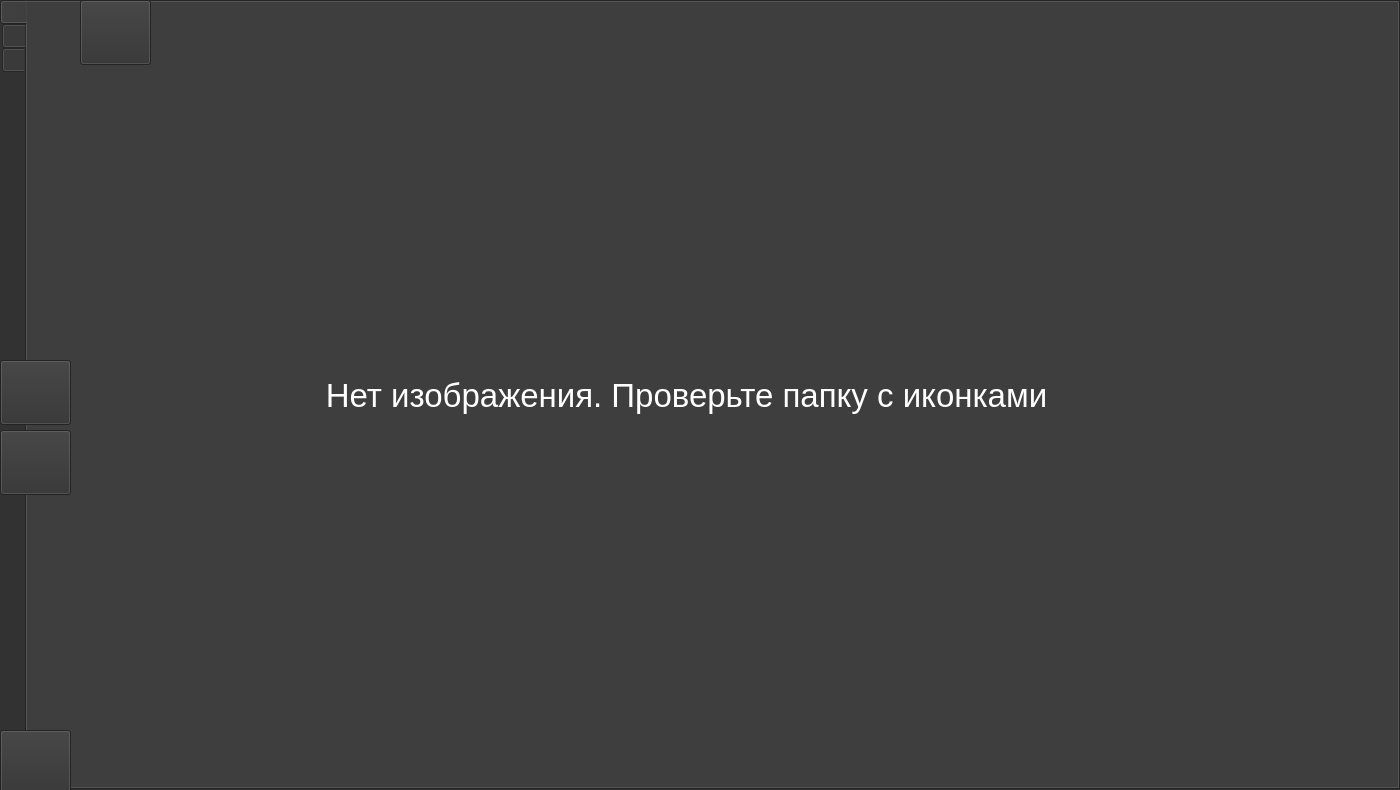
PolarStarWalker/PolarUV-client, file src/MainWindow/MainWindow.ui: the form before one commit.
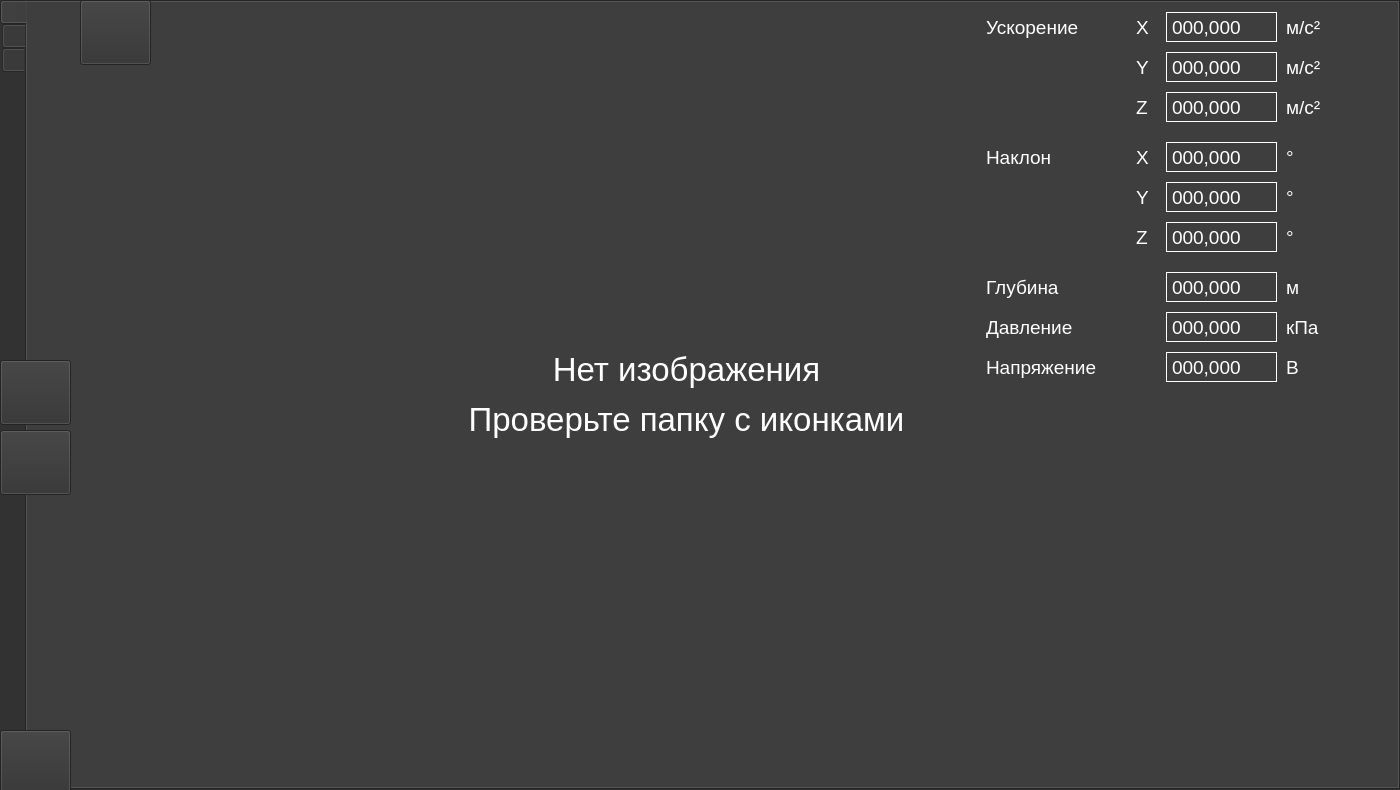
The form after the commit. Icons and pictures are not drawn.

Commit message: Доработка и улучшение интерфейса

```diff
--- a/src/MainWindow/MainWindow.ui
+++ b/src/MainWindow/MainWindow.ui
@@ -787,6 +787,9 @@
      <property name="accessibleName">
       <string/>
      </property>
+     <property name="autoFillBackground">
+      <bool>false</bool>
+     </property>
      <attribute name="icon">
       <iconset>
        <normaloff>../../../../../../Icon.png</normaloff>../../../../../../Icon.png</iconset>
@@ -819,7 +822,10 @@
        <bool>false</bool>
       </property>
       <property name="text">
-       <string>Нет изображения. Проверьте папку с иконками</string>
+       <string>&lt;html&gt;&lt;head/&gt;&lt;body&gt;&lt;p&gt;Нет изображения&lt;/p&gt;&lt;p&gt;Проверьте папку с иконками&lt;/p&gt;&lt;/body&gt;&lt;/html&gt;</string>
+      </property>
+      <property name="textFormat">
+       <enum>Qt::RichText</enum>
       </property>
       <property name="scaledContents">
        <bool>true</bool>
@@ -828,7 +834,7 @@
        <set>Qt::AlignCenter</set>
       </property>
       <property name="wordWrap">
-       <bool>false</bool>
+       <bool>true</bool>
       </property>
      </widget>
      <widget class="QPushButton" name="VideoStreamButton">
@@ -972,6 +978,800 @@
        <bool>true</bool>
       </property>
      </widget>
+     <widget class="QWidget" name="TelemetryWidget" native="true">
+      <property name="geometry">
+       <rect>
+        <x>949</x>
+        <y>10</y>
+        <width>361</width>
+        <height>371</height>
+       </rect>
+      </property>
+      <property name="autoFillBackground">
+       <bool>false</bool>
+      </property>
+      <widget class="QLabel" name="EulerLabel">
+       <property name="geometry">
+        <rect>
+         <x>10</x>
+         <y>130</y>
+         <width>151</width>
+         <height>30</height>
+        </rect>
+       </property>
+       <property name="font">
+        <font>
+         <family>Arial</family>
+         <pointsize>14</pointsize>
+         <weight>50</weight>
+         <bold>false</bold>
+         <underline>false</underline>
+         <kerning>true</kerning>
+        </font>
+       </property>
+       <property name="text">
+        <string>Наклон</string>
+       </property>
+       <property name="wordWrap">
+        <bool>false</bool>
+       </property>
+      </widget>
+      <widget class="QLabel" name="EulerXLabel">
+       <property name="geometry">
+        <rect>
+         <x>160</x>
+         <y>130</y>
+         <width>20</width>
+         <height>30</height>
+        </rect>
+       </property>
+       <property name="font">
+        <font>
+         <family>Arial</family>
+         <pointsize>14</pointsize>
+         <weight>50</weight>
+         <bold>false</bold>
+         <underline>false</underline>
+         <kerning>true</kerning>
+        </font>
+       </property>
+       <property name="text">
+        <string>X</string>
+       </property>
+       <property name="wordWrap">
+        <bool>false</bool>
+       </property>
+      </widget>
+      <widget class="QLabel" name="EulerYLabel">
+       <property name="geometry">
+        <rect>
+         <x>160</x>
+         <y>170</y>
+         <width>20</width>
+         <height>30</height>
+        </rect>
+       </property>
+       <property name="font">
+        <font>
+         <family>Arial</family>
+         <pointsize>14</pointsize>
+         <weight>50</weight>
+         <bold>false</bold>
+         <underline>false</underline>
+         <kerning>true</kerning>
+        </font>
+       </property>
+       <property name="text">
+        <string>Y</string>
+       </property>
+       <property name="wordWrap">
+        <bool>false</bool>
+       </property>
+      </widget>
+      <widget class="QLabel" name="EulerZLabel">
+       <property name="geometry">
+        <rect>
+         <x>160</x>
+         <y>210</y>
+         <width>20</width>
+         <height>30</height>
+        </rect>
+       </property>
+       <property name="font">
+        <font>
+         <family>Arial</family>
+         <pointsize>14</pointsize>
+         <weight>50</weight>
+         <bold>false</bold>
+         <underline>false</underline>
+         <kerning>true</kerning>
+        </font>
+       </property>
+       <property name="text">
+        <string>Z</string>
+       </property>
+       <property name="wordWrap">
+        <bool>false</bool>
+       </property>
+      </widget>
+      <widget class="QLabel" name="DepthLabel">
+       <property name="geometry">
+        <rect>
+         <x>10</x>
+         <y>260</y>
+         <width>151</width>
+         <height>30</height>
+        </rect>
+       </property>
+       <property name="font">
+        <font>
+         <family>Arial</family>
+         <pointsize>14</pointsize>
+         <weight>50</weight>
+         <bold>false</bold>
+         <underline>false</underline>
+         <kerning>true</kerning>
+        </font>
+       </property>
+       <property name="text">
+        <string>Глубина</string>
+       </property>
+       <property name="wordWrap">
+        <bool>false</bool>
+       </property>
+      </widget>
+      <widget class="QLabel" name="PressureLabel">
+       <property name="geometry">
+        <rect>
+         <x>10</x>
+         <y>300</y>
+         <width>151</width>
+         <height>30</height>
+        </rect>
+       </property>
+       <property name="font">
+        <font>
+         <family>Arial</family>
+         <pointsize>14</pointsize>
+         <weight>50</weight>
+         <bold>false</bold>
+         <underline>false</underline>
+         <kerning>true</kerning>
+        </font>
+       </property>
+       <property name="text">
+        <string>Давление</string>
+       </property>
+       <property name="wordWrap">
+        <bool>false</bool>
+       </property>
+      </widget>
+      <widget class="QLabel" name="VoltageLabel">
+       <property name="geometry">
+        <rect>
+         <x>10</x>
+         <y>340</y>
+         <width>141</width>
+         <height>30</height>
+        </rect>
+       </property>
+       <property name="font">
+        <font>
+         <family>Arial</family>
+         <pointsize>14</pointsize>
+         <weight>50</weight>
+         <bold>false</bold>
+         <underline>false</underline>
+         <kerning>true</kerning>
+        </font>
+       </property>
+       <property name="text">
+        <string>Напряжение</string>
+       </property>
+       <property name="wordWrap">
+        <bool>false</bool>
+       </property>
+      </widget>
+      <widget class="QLabel" name="EulerXValue">
+       <property name="geometry">
+        <rect>
+         <x>190</x>
+         <y>130</y>
+         <width>111</width>
+         <height>30</height>
+        </rect>
+       </property>
+       <property name="font">
+        <font>
+         <family>Arial</family>
+         <pointsize>14</pointsize>
+         <weight>50</weight>
+         <bold>false</bold>
+         <underline>false</underline>
+         <kerning>true</kerning>
+        </font>
+       </property>
+       <property name="frameShape">
+        <enum>QFrame::Panel</enum>
+       </property>
+       <property name="text">
+        <string>000,000</string>
+       </property>
+       <property name="wordWrap">
+        <bool>false</bool>
+       </property>
+      </widget>
+      <widget class="QLabel" name="EulerYValue">
+       <property name="geometry">
+        <rect>
+         <x>190</x>
+         <y>170</y>
+         <width>111</width>
+         <height>30</height>
+        </rect>
+       </property>
+       <property name="font">
+        <font>
+         <family>Arial</family>
+         <pointsize>14</pointsize>
+         <weight>50</weight>
+         <bold>false</bold>
+         <underline>false</underline>
+         <kerning>true</kerning>
+        </font>
+       </property>
+       <property name="frameShape">
+        <enum>QFrame::Panel</enum>
+       </property>
+       <property name="text">
+        <string>000,000</string>
+       </property>
+       <property name="wordWrap">
+        <bool>false</bool>
+       </property>
+      </widget>
+      <widget class="QLabel" name="EulerZValue">
+       <property name="geometry">
+        <rect>
+         <x>190</x>
+         <y>210</y>
+         <width>111</width>
+         <height>30</height>
+        </rect>
+       </property>
+       <property name="font">
+        <font>
+         <family>Arial</family>
+         <pointsize>14</pointsize>
+         <weight>50</weight>
+         <bold>false</bold>
+         <underline>false</underline>
+         <kerning>true</kerning>
+        </font>
+       </property>
+       <property name="frameShape">
+        <enum>QFrame::Panel</enum>
+       </property>
+       <property name="text">
+        <string>000,000</string>
+       </property>
+       <property name="wordWrap">
+        <bool>false</bool>
+       </property>
+      </widget>
+      <widget class="QLabel" name="DepthValue">
+       <property name="geometry">
+        <rect>
+         <x>190</x>
+         <y>260</y>
+         <width>111</width>
+         <height>30</height>
+        </rect>
+       </property>
+       <property name="font">
+        <font>
+         <family>Arial</family>
+         <pointsize>14</pointsize>
+         <weight>50</weight>
+         <bold>false</bold>
+         <underline>false</underline>
+         <kerning>true</kerning>
+        </font>
+       </property>
+       <property name="frameShape">
+        <enum>QFrame::Panel</enum>
+       </property>
+       <property name="text">
+        <string>000,000</string>
+       </property>
+       <property name="wordWrap">
+        <bool>false</bool>
+       </property>
+      </widget>
+      <widget class="QLabel" name="PressureValue">
+       <property name="geometry">
+        <rect>
+         <x>190</x>
+         <y>300</y>
+         <width>111</width>
+         <height>30</height>
+        </rect>
+       </property>
+       <property name="font">
+        <font>
+         <family>Arial</family>
+         <pointsize>14</pointsize>
+         <weight>50</weight>
+         <bold>false</bold>
+         <underline>false</underline>
+         <kerning>true</kerning>
+        </font>
+       </property>
+       <property name="frameShape">
+        <enum>QFrame::Panel</enum>
+       </property>
+       <property name="text">
+        <string>000,000</string>
+       </property>
+       <property name="wordWrap">
+        <bool>false</bool>
+       </property>
+      </widget>
+      <widget class="QLabel" name="VoltageValue">
+       <property name="geometry">
+        <rect>
+         <x>190</x>
+         <y>340</y>
+         <width>111</width>
+         <height>30</height>
+        </rect>
+       </property>
+       <property name="font">
+        <font>
+         <family>Arial</family>
+         <pointsize>14</pointsize>
+         <weight>50</weight>
+         <bold>false</bold>
+         <underline>false</underline>
+         <kerning>true</kerning>
+        </font>
+       </property>
+       <property name="frameShape">
+        <enum>QFrame::Panel</enum>
+       </property>
+       <property name="text">
+        <string>000,000</string>
+       </property>
+       <property name="wordWrap">
+        <bool>false</bool>
+       </property>
+      </widget>
+      <widget class="QLabel" name="EulerXUnits">
+       <property name="geometry">
+        <rect>
+         <x>310</x>
+         <y>130</y>
+         <width>20</width>
+         <height>30</height>
+        </rect>
+       </property>
+       <property name="font">
+        <font>
+         <family>Arial</family>
+         <pointsize>14</pointsize>
+         <weight>50</weight>
+         <bold>false</bold>
+         <underline>false</underline>
+         <kerning>true</kerning>
+        </font>
+       </property>
+       <property name="text">
+        <string>°</string>
+       </property>
+       <property name="wordWrap">
+        <bool>false</bool>
+       </property>
+      </widget>
+      <widget class="QLabel" name="EulerYUnits">
+       <property name="geometry">
+        <rect>
+         <x>310</x>
+         <y>170</y>
+         <width>20</width>
+         <height>30</height>
+        </rect>
+       </property>
+       <property name="font">
+        <font>
+         <family>Arial</family>
+         <pointsize>14</pointsize>
+         <weight>50</weight>
+         <bold>false</bold>
+         <underline>false</underline>
+         <kerning>true</kerning>
+        </font>
+       </property>
+       <property name="text">
+        <string>°</string>
+       </property>
+       <property name="wordWrap">
+        <bool>false</bool>
+       </property>
+      </widget>
+      <widget class="QLabel" name="EulerZUnits">
+       <property name="geometry">
+        <rect>
+         <x>310</x>
+         <y>210</y>
+         <width>20</width>
+         <height>30</height>
+        </rect>
+       </property>
+       <property name="font">
+        <font>
+         <family>Arial</family>
+         <pointsize>14</pointsize>
+         <weight>50</weight>
+         <bold>false</bold>
+         <underline>false</underline>
+         <kerning>true</kerning>
+        </font>
+       </property>
+       <property name="text">
+        <string>°</string>
+       </property>
+       <property name="wordWrap">
+        <bool>false</bool>
+       </property>
+      </widget>
+      <widget class="QLabel" name="DepthUnits">
+       <property name="geometry">
+        <rect>
+         <x>310</x>
+         <y>260</y>
+         <width>51</width>
+         <height>30</height>
+        </rect>
+       </property>
+       <property name="font">
+        <font>
+         <family>Arial</family>
+         <pointsize>14</pointsize>
+         <weight>50</weight>
+         <bold>false</bold>
+         <underline>false</underline>
+         <kerning>true</kerning>
+        </font>
+       </property>
+       <property name="text">
+        <string>м</string>
+       </property>
+       <property name="wordWrap">
+        <bool>false</bool>
+       </property>
+      </widget>
+      <widget class="QLabel" name="PressureUnits">
+       <property name="geometry">
+        <rect>
+         <x>310</x>
+         <y>300</y>
+         <width>51</width>
+         <height>30</height>
+        </rect>
+       </property>
+       <property name="font">
+        <font>
+         <family>Arial</family>
+         <pointsize>14</pointsize>
+         <weight>50</weight>
+         <bold>false</bold>
+         <underline>false</underline>
+         <kerning>true</kerning>
+        </font>
+       </property>
+       <property name="text">
+        <string>кПа</string>
+       </property>
+       <property name="wordWrap">
+        <bool>false</bool>
+       </property>
+      </widget>
+      <widget class="QLabel" name="VoltageUnits">
+       <property name="geometry">
+        <rect>
+         <x>310</x>
+         <y>340</y>
+         <width>51</width>
+         <height>30</height>
+        </rect>
+       </property>
+       <property name="font">
+        <font>
+         <family>Arial</family>
+         <pointsize>14</pointsize>
+         <weight>50</weight>
+         <bold>false</bold>
+         <underline>false</underline>
+         <kerning>true</kerning>
+        </font>
+       </property>
+       <property name="text">
+        <string>В</string>
+       </property>
+       <property name="wordWrap">
+        <bool>false</bool>
+       </property>
+      </widget>
+      <widget class="QLabel" name="AccelerationXValue">
+       <property name="geometry">
+        <rect>
+         <x>190</x>
+         <y>0</y>
+         <width>111</width>
+         <height>30</height>
+        </rect>
+       </property>
+       <property name="font">
+        <font>
+         <family>Arial</family>
+         <pointsize>14</pointsize>
+         <weight>50</weight>
+         <bold>false</bold>
+         <underline>false</underline>
+         <kerning>true</kerning>
+        </font>
+       </property>
+       <property name="frameShape">
+        <enum>QFrame::Panel</enum>
+       </property>
+       <property name="text">
+        <string>000,000</string>
+       </property>
+       <property name="wordWrap">
+        <bool>false</bool>
+       </property>
+      </widget>
+      <widget class="QLabel" name="AccelerationXUnits">
+       <property name="geometry">
+        <rect>
+         <x>310</x>
+         <y>0</y>
+         <width>51</width>
+         <height>30</height>
+        </rect>
+       </property>
+       <property name="font">
+        <font>
+         <family>Arial</family>
+         <pointsize>14</pointsize>
+         <weight>50</weight>
+         <bold>false</bold>
+         <underline>false</underline>
+         <kerning>true</kerning>
+        </font>
+       </property>
+       <property name="text">
+        <string>м/с²</string>
+       </property>
+       <property name="wordWrap">
+        <bool>false</bool>
+       </property>
+      </widget>
+      <widget class="QLabel" name="AccelerationZValue">
+       <property name="geometry">
+        <rect>
+         <x>190</x>
+         <y>80</y>
+         <width>111</width>
+         <height>30</height>
+        </rect>
+       </property>
+       <property name="font">
+        <font>
+         <family>Arial</family>
+         <pointsize>14</pointsize>
+         <weight>50</weight>
+         <bold>false</bold>
+         <underline>false</underline>
+         <kerning>true</kerning>
+        </font>
+       </property>
+       <property name="frameShape">
+        <enum>QFrame::Panel</enum>
+       </property>
+       <property name="text">
+        <string>000,000</string>
+       </property>
+       <property name="wordWrap">
+        <bool>false</bool>
+       </property>
+      </widget>
+      <widget class="QLabel" name="AccelerationZLabel">
+       <property name="geometry">
+        <rect>
+         <x>160</x>
+         <y>80</y>
+         <width>20</width>
+         <height>30</height>
+        </rect>
+       </property>
+       <property name="font">
+        <font>
+         <family>Arial</family>
+         <pointsize>14</pointsize>
+         <weight>50</weight>
+         <bold>false</bold>
+         <underline>false</underline>
+         <kerning>true</kerning>
+        </font>
+       </property>
+       <property name="text">
+        <string>Z</string>
+       </property>
+       <property name="wordWrap">
+        <bool>false</bool>
+       </property>
+      </widget>
+      <widget class="QLabel" name="AccelerationYUnits">
+       <property name="geometry">
+        <rect>
+         <x>310</x>
+         <y>40</y>
+         <width>51</width>
+         <height>30</height>
+        </rect>
+       </property>
+       <property name="font">
+        <font>
+         <family>Arial</family>
+         <pointsize>14</pointsize>
+         <weight>50</weight>
+         <bold>false</bold>
+         <underline>false</underline>
+         <kerning>true</kerning>
+        </font>
+       </property>
+       <property name="text">
+        <string>м/с²</string>
+       </property>
+       <property name="wordWrap">
+        <bool>false</bool>
+       </property>
+      </widget>
+      <widget class="QLabel" name="AccelerationYValue">
+       <property name="geometry">
+        <rect>
+         <x>190</x>
+         <y>40</y>
+         <width>111</width>
+         <height>30</height>
+        </rect>
+       </property>
+       <property name="font">
+        <font>
+         <family>Arial</family>
+         <pointsize>14</pointsize>
+         <weight>50</weight>
+         <bold>false</bold>
+         <underline>false</underline>
+         <kerning>true</kerning>
+        </font>
+       </property>
+       <property name="frameShape">
+        <enum>QFrame::Panel</enum>
+       </property>
+       <property name="text">
+        <string>000,000</string>
+       </property>
+       <property name="wordWrap">
+        <bool>false</bool>
+       </property>
+      </widget>
+      <widget class="QLabel" name="AccelerationZUnits">
+       <property name="geometry">
+        <rect>
+         <x>310</x>
+         <y>80</y>
+         <width>51</width>
+         <height>30</height>
+        </rect>
+       </property>
+       <property name="font">
+        <font>
+         <family>Arial</family>
+         <pointsize>14</pointsize>
+         <weight>50</weight>
+         <bold>false</bold>
+         <underline>false</underline>
+         <kerning>true</kerning>
+        </font>
+       </property>
+       <property name="text">
+        <string>м/с²</string>
+       </property>
+       <property name="wordWrap">
+        <bool>false</bool>
+       </property>
+      </widget>
+      <widget class="QLabel" name="AccelerationLabel">
+       <property name="geometry">
+        <rect>
+         <x>10</x>
+         <y>0</y>
+         <width>151</width>
+         <height>30</height>
+        </rect>
+       </property>
+       <property name="font">
+        <font>
+         <family>Arial</family>
+         <pointsize>14</pointsize>
+         <weight>50</weight>
+         <bold>false</bold>
+         <underline>false</underline>
+         <kerning>true</kerning>
+        </font>
+       </property>
+       <property name="text">
+        <string>Ускорение</string>
+       </property>
+       <property name="wordWrap">
+        <bool>false</bool>
+       </property>
+      </widget>
+      <widget class="QLabel" name="AccelerationXLabel">
+       <property name="geometry">
+        <rect>
+         <x>160</x>
+         <y>0</y>
+         <width>20</width>
+         <height>30</height>
+        </rect>
+       </property>
+       <property name="font">
+        <font>
+         <family>Arial</family>
+         <pointsize>14</pointsize>
+         <weight>50</weight>
+         <bold>false</bold>
+         <underline>false</underline>
+         <kerning>true</kerning>
+        </font>
+       </property>
+       <property name="text">
+        <string>X</string>
+       </property>
+       <property name="wordWrap">
+        <bool>false</bool>
+       </property>
+      </widget>
+      <widget class="QLabel" name="AccelerationYLabel">
+       <property name="geometry">
+        <rect>
+         <x>160</x>
+         <y>40</y>
+         <width>20</width>
+         <height>30</height>
+        </rect>
+       </property>
+       <property name="font">
+        <font>
+         <family>Arial</family>
+         <pointsize>14</pointsize>
+         <weight>50</weight>
+         <bold>false</bold>
+         <underline>false</underline>
+         <kerning>true</kerning>
+        </font>
+       </property>
+       <property name="text">
+        <string>Y</string>
+       </property>
+       <property name="wordWrap">
+        <bool>false</bool>
+       </property>
+      </widget>
+     </widget>
     </widget>
     <widget class="QWidget" name="tab_2">
      <property name="sizePolicy">
```
Left out of the diff: 1118 changed lines with no effect on the pictures. The commit also changes 3 other files.
